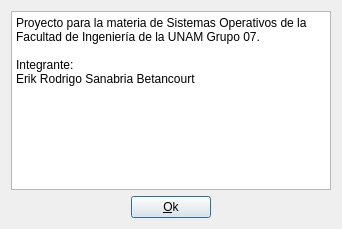
The window that proyectos/Proyecto_Erik_Sebastian/MonitorRAM/dialog_acercade.ui (gwolf/clase-sistop-2017-01) describes before a commit, drawn with Qt 5.
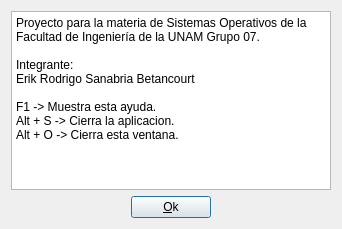
The same window after the commit.

Commit message: Actualizando ayuda

What changed in the file:
```diff
--- a/proyectos/Proyecto_Erik_Sebastian/MonitorRAM/dialog_acercade.ui
+++ b/proyectos/Proyecto_Erik_Sebastian/MonitorRAM/dialog_acercade.ui
@@ -26,7 +26,11 @@
 &lt;p style=&quot; margin-top:0px; margin-bottom:0px; margin-left:0px; margin-right:0px; -qt-block-indent:0; text-indent:0px;&quot;&gt;Proyecto para la materia de Sistemas Operativos de la Facultad de Ingeniería de la UNAM Grupo 07.&lt;/p&gt;
 &lt;p style=&quot;-qt-paragraph-type:empty; margin-top:0px; margin-bottom:0px; margin-left:0px; margin-right:0px; -qt-block-indent:0; text-indent:0px;&quot;&gt;&lt;br /&gt;&lt;/p&gt;
 &lt;p style=&quot; margin-top:0px; margin-bottom:0px; margin-left:0px; margin-right:0px; -qt-block-indent:0; text-indent:0px;&quot;&gt;Integrante:&lt;/p&gt;
-&lt;p style=&quot; margin-top:0px; margin-bottom:0px; margin-left:0px; margin-right:0px; -qt-block-indent:0; text-indent:0px;&quot;&gt;Erik Rodrigo Sanabria Betancourt&lt;/p&gt;&lt;/body&gt;&lt;/html&gt;</string>
+&lt;p style=&quot; margin-top:0px; margin-bottom:0px; margin-left:0px; margin-right:0px; -qt-block-indent:0; text-indent:0px;&quot;&gt;Erik Rodrigo Sanabria Betancourt&lt;/p&gt;
+&lt;p style=&quot;-qt-paragraph-type:empty; margin-top:0px; margin-bottom:0px; margin-left:0px; margin-right:0px; -qt-block-indent:0; text-indent:0px;&quot;&gt;&lt;br /&gt;&lt;/p&gt;
+&lt;p style=&quot; margin-top:0px; margin-bottom:0px; margin-left:0px; margin-right:0px; -qt-block-indent:0; text-indent:0px;&quot;&gt;F1 -&amp;gt; Muestra esta ayuda.&lt;/p&gt;
+&lt;p style=&quot; margin-top:0px; margin-bottom:0px; margin-left:0px; margin-right:0px; -qt-block-indent:0; text-indent:0px;&quot;&gt;Alt + S -&amp;gt; Cierra la aplicacion.&lt;/p&gt;
+&lt;p style=&quot; margin-top:0px; margin-bottom:0px; margin-left:0px; margin-right:0px; -qt-block-indent:0; text-indent:0px;&quot;&gt;Alt + O -&amp;gt; Cierra esta ventana.&lt;/p&gt;&lt;/body&gt;&lt;/html&gt;</string>
        </property>
       </widget>
      </item>
```
